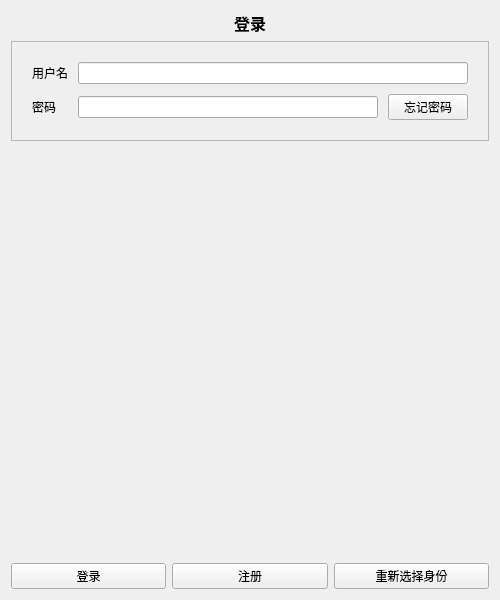
First picture: the form in client/global/loginpanel.ui, repository laonuo2004/cpp-qt-medical-system, before the edit.
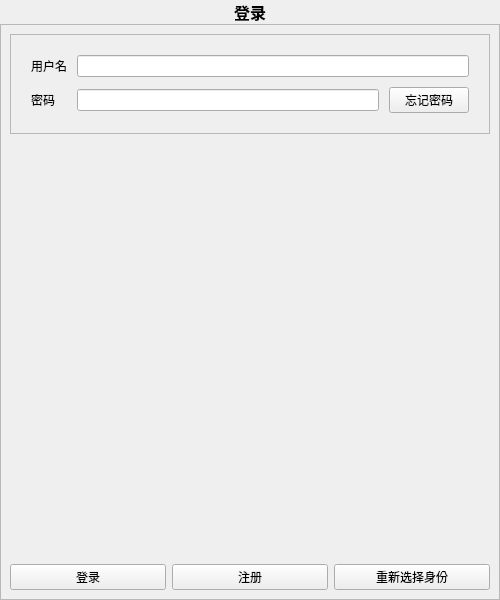
Second picture: the form after the edit.

Diff of the .ui file:
```diff
--- a/client/global/loginpanel.ui
+++ b/client/global/loginpanel.ui
@@ -13,7 +13,22 @@
   <property name="windowTitle">
    <string>智慧医疗系统</string>
   </property>
-  <layout class="QVBoxLayout" name="verticalLayout">
+  <layout class="QVBoxLayout" name="verticalLayout_3">
+   <property name="spacing">
+    <number>0</number>
+   </property>
+   <property name="leftMargin">
+    <number>0</number>
+   </property>
+   <property name="topMargin">
+    <number>0</number>
+   </property>
+   <property name="rightMargin">
+    <number>0</number>
+   </property>
+   <property name="bottomMargin">
+    <number>0</number>
+   </property>
    <item>
     <widget class="QLabel" name="HeaderLabel">
      <property name="font">
@@ -31,6 +46,15 @@
      </property>
     </widget>
    </item>
+   <item>
+    <widget class="QFrame" name="frame">
+     <property name="frameShape">
+      <enum>QFrame::StyledPanel</enum>
+     </property>
+     <property name="frameShadow">
+      <enum>QFrame::Raised</enum>
+     </property>
+     <layout class="QVBoxLayout" name="verticalLayout">
    <item>
     <widget class="QFrame" name="CardFrame">
      <property name="frameShape">
@@ -101,7 +125,7 @@
      <property name="sizeHint" stdset="0">
       <size>
        <width>20</width>
-       <height>40</height>
+          <height>431</height>
       </size>
      </property>
     </spacer>
@@ -130,6 +154,9 @@
       </widget>
      </item>
     </layout>
+      </item>
+     </layout>
+    </widget>
    </item>
   </layout>
  </widget>
```
Left out of the diff: 6 changed lines with no effect on the pictures. Lines whose indentation alone changed are shown as unchanged.
